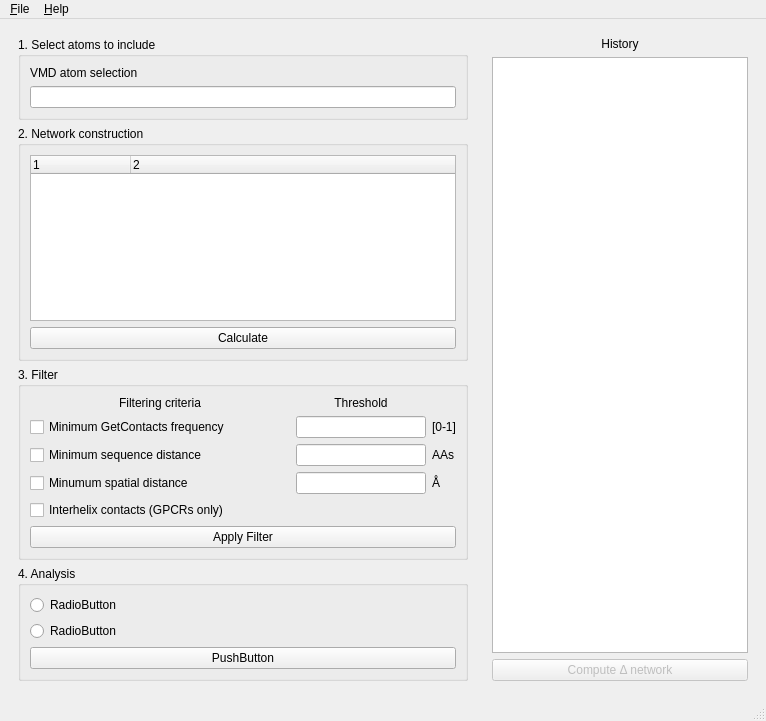
This is gui/alloviz_mainwindow.ui in frannerin/AlloViz as Qt 5 draws it before an edit. The edited form follows.
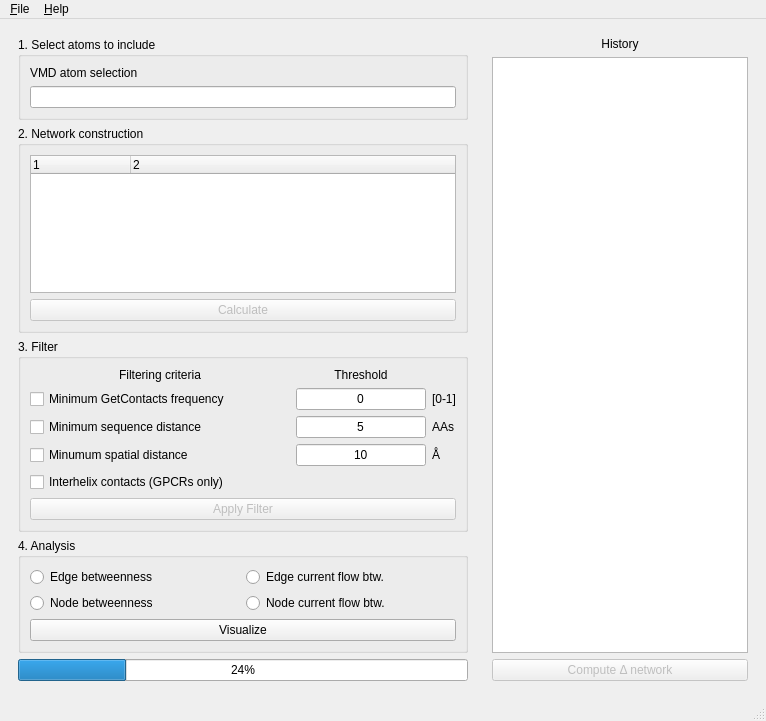
This is the edited form.

Diff of the .ui file:
```diff
--- a/gui/alloviz_mainwindow.ui
+++ b/gui/alloviz_mainwindow.ui
@@ -93,6 +93,9 @@
           </item>
           <item>
            <widget class="QPushButton" name="calculateButton">
+            <property name="enabled">
+             <bool>false</bool>
+            </property>
             <property name="text">
              <string>Calculate</string>
             </property>
@@ -123,6 +126,9 @@
           </item>
           <item row="2" column="1">
            <widget class="QLineEdit" name="sequenceEdit">
+            <property name="text">
+             <string>5</string>
+            </property>
             <property name="alignment">
              <set>Qt::AlignCenter</set>
             </property>
@@ -137,6 +143,9 @@
           </item>
           <item row="1" column="1">
            <widget class="QLineEdit" name="getcontactsEdit">
+            <property name="text">
+             <string>0</string>
+            </property>
             <property name="alignment">
              <set>Qt::AlignCenter</set>
             </property>
@@ -154,6 +163,9 @@
           </item>
           <item row="3" column="1">
            <widget class="QLineEdit" name="distanceEdit">
+            <property name="text">
+             <string>10</string>
+            </property>
             <property name="alignment">
              <set>Qt::AlignCenter</set>
             </property>
@@ -182,6 +194,9 @@
           </item>
           <item row="5" column="0" colspan="3">
            <widget class="QPushButton" name="filterButton">
+            <property name="enabled">
+             <bool>false</bool>
+            </property>
             <property name="text">
              <string>Apply Filter</string>
             </property>
@@ -212,31 +227,52 @@
          <property name="title">
           <string>4. Analysis</string>
          </property>
-         <layout class="QVBoxLayout" name="verticalLayout_6">
-          <item>
+         <layout class="QGridLayout" name="gridLayout">
+          <item row="0" column="0">
            <widget class="QRadioButton" name="radioButton_11">
             <property name="text">
-             <string>RadioButton</string>
+             <string>Edge betweenness</string>
             </property>
            </widget>
           </item>
-          <item>
+          <item row="1" column="0">
            <widget class="QRadioButton" name="radioButton_12">
             <property name="text">
-             <string>RadioButton</string>
+             <string>Node betweenness</string>
             </property>
            </widget>
           </item>
-          <item>
+          <item row="0" column="1">
+           <widget class="QRadioButton" name="radioButton">
+            <property name="text">
+             <string>Edge current flow btw.</string>
+            </property>
+           </widget>
+          </item>
+          <item row="1" column="1">
+           <widget class="QRadioButton" name="radioButton_2">
+            <property name="text">
+             <string>Node current flow btw.</string>
+            </property>
+           </widget>
+          </item>
+          <item row="2" column="0" colspan="2">
            <widget class="QPushButton" name="pushButton_6">
             <property name="text">
-             <string>PushButton</string>
+             <string>Visualize</string>
             </property>
            </widget>
           </item>
          </layout>
         </widget>
        </item>
+       <item>
+        <widget class="QProgressBar" name="progressBar">
+         <property name="value">
+          <number>24</number>
+         </property>
+        </widget>
+       </item>
       </layout>
      </widget>
     </item>
```
Left out of the diff: 6 changed lines with no effect on the pictures.
